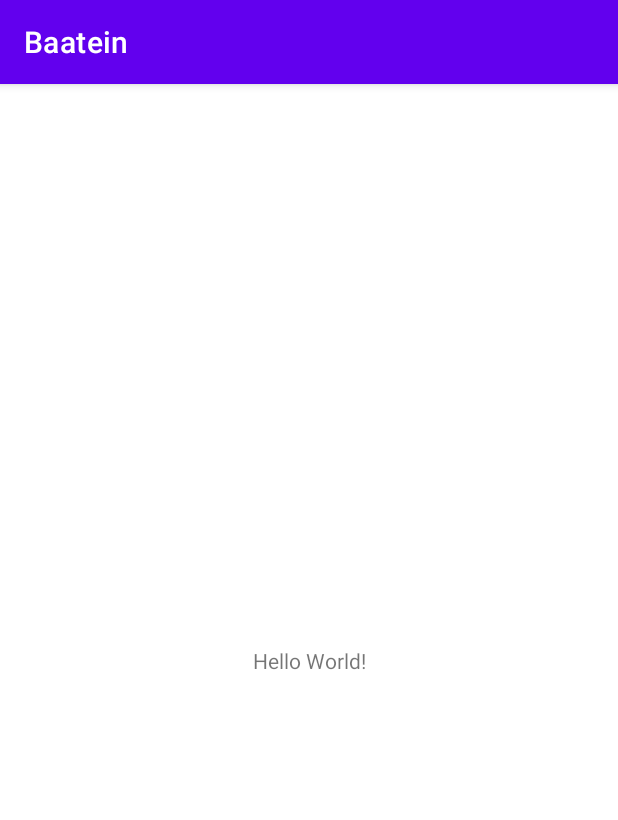
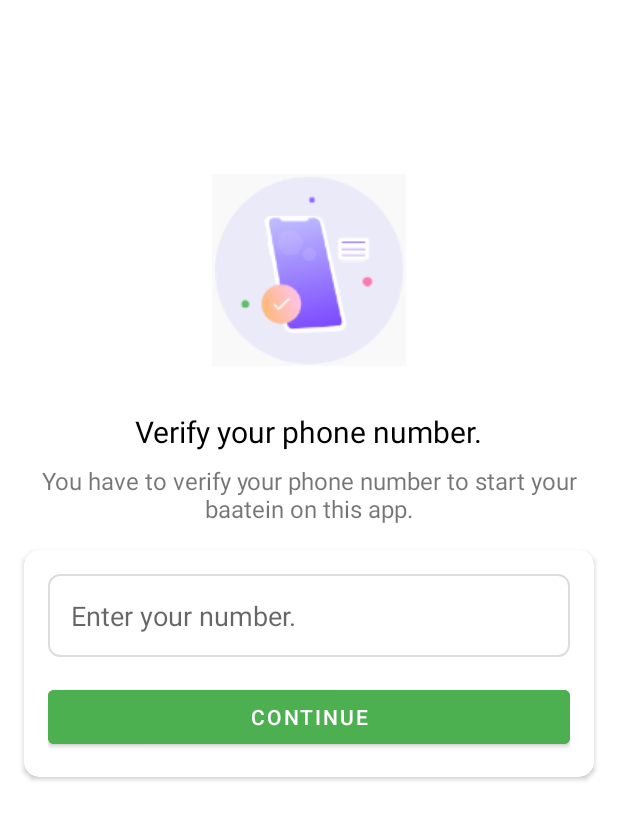
Before and after one commit to ayushman999/Baatein, an Android app: the screen it shows after launch (MainActivity before the commit, PhoneNumberActivity after it), on a phone screen of 412 x 824 dp. Shown: the top 820 px of the screen. Run offline under Robolectric (Android 15) with nearby library versions, the phone set to English and light mode, and no system bars.

Commit message:
added otp verification and setup profile

```diff
--- a/app/build.gradle
+++ b/app/build.gradle
@@ -6,7 +6,9 @@ plugins {
 android {
     compileSdkVersion 30
     buildToolsVersion "30.0.3"
-
+    buildFeatures{
+        viewBinding true
+    }
     defaultConfig {
         applicationId "com.ayushman999.baatein"
         minSdkVersion 21
@@ -35,7 +37,16 @@ dependencies {
     implementation 'com.google.android.material:material:1.4.0'
     implementation 'androidx.constraintlayout:constraintlayout:2.0.4'
     implementation 'com.google.firebase:firebase-analytics:19.0.0'
+    implementation platform('com.google.firebase:firebase-bom:28.3.0')
+
+    implementation 'com.google.firebase:firebase-auth:21.0.1'
+    implementation 'com.google.firebase:firebase-database:20.0.1'
+    implementation 'com.google.firebase:firebase-storage:20.0.0'
     testImplementation 'junit:junit:4.+'
     androidTestImplementation 'androidx.test.ext:junit:1.1.3'
     androidTestImplementation 'androidx.test.espresso:espresso-core:3.4.0'
+    implementation 'com.github.mukeshsolanki:android-otpview-pinview:2.1.2'
+    implementation 'de.hdodenhof:circleimageview:3.1.0'
+
+
 }
--- a/app/src/main/AndroidManifest.xml
+++ b/app/src/main/AndroidManifest.xml
@@ -9,14 +9,16 @@
         android:roundIcon="@mipmap/ic_launcher_round"
         android:supportsRtl="true"
         android:theme="@style/Theme.Baatein">
-        <activity android:name=".PhoneNumberActivity"></activity>
-        <activity android:name=".MainActivity">
+        <activity android:name=".SetupProfileActivity"></activity>
+        <activity android:name=".OTPActivity" />
+        <activity android:name=".PhoneNumberActivity">
             <intent-filter>
                 <action android:name="android.intent.action.MAIN" />
 
                 <category android:name="android.intent.category.LAUNCHER" />
             </intent-filter>
         </activity>
+        <activity android:name=".MainActivity" />
     </application>
 
 </manifest>
--- a/app/src/main/java/com/ayushman999/baatein/PhoneNumberActivity.java
+++ b/app/src/main/java/com/ayushman999/baatein/PhoneNumberActivity.java
@@ -2,13 +2,24 @@ package com.ayushman999.baatein;
 
 import androidx.appcompat.app.AppCompatActivity;
 
+import android.content.Intent;
 import android.os.Bundle;
 
+import com.ayushman999.baatein.databinding.ActivityPhoneNumberBinding;
+
 public class PhoneNumberActivity extends AppCompatActivity {
-
+    ActivityPhoneNumberBinding binding;
     @Override
     protected void onCreate(Bundle savedInstanceState) {
         super.onCreate(savedInstanceState);
         setContentView(R.layout.activity_phone_number);
+        getSupportActionBar().hide();
+        binding=ActivityPhoneNumberBinding.inflate(getLayoutInflater());
+        setContentView(binding.getRoot());
+        binding.continueNumber.setOnClickListener(v->{
+            Intent transfer=new Intent(PhoneNumberActivity.this,OTPActivity.class);
+            transfer.putExtra("Phone",binding.enterNumber.getText().toString().trim());
+            startActivity(transfer);
+        });
     }
 }
--- a/app/src/main/res/layout/activity_phone_number.xml
+++ b/app/src/main/res/layout/activity_phone_number.xml
@@ -1,15 +1,81 @@
 <?xml version="1.0" encoding="utf-8"?>
-<RelativeLayout xmlns:android="http://schemas.android.com/apk/res/android"
+<androidx.constraintlayout.widget.ConstraintLayout xmlns:android="http://schemas.android.com/apk/res/android"
     xmlns:app="http://schemas.android.com/apk/res-auto"
     xmlns:tools="http://schemas.android.com/tools"
     android:layout_width="match_parent"
     android:layout_height="match_parent"
     tools:context=".PhoneNumberActivity">
-    <TextView
+
+    <ImageView
+        android:id="@+id/imageView"
         android:layout_width="wrap_content"
         android:layout_height="wrap_content"
-        android:text="testing"
+        android:layout_marginTop="116dp"
+        app:layout_constraintEnd_toEndOf="parent"
+        app:layout_constraintStart_toStartOf="parent"
+        app:layout_constraintTop_toTopOf="parent"
+        app:srcCompat="@drawable/mobile_auth" />
+
+    <TextView
+        android:id="@+id/textView"
+        android:layout_width="wrap_content"
+        android:layout_height="wrap_content"
+        android:layout_marginTop="30dp"
+        android:text="Verify your phone number."
+        android:textColor="@color/black"
         android:textSize="20sp"
-        />
+        app:layout_constraintEnd_toEndOf="@+id/imageView"
+        app:layout_constraintStart_toStartOf="@+id/imageView"
+        app:layout_constraintTop_toBottomOf="@+id/imageView" />
 
-</RelativeLayout>
+    <TextView
+        android:id="@+id/textView2"
+        android:layout_width="383dp"
+        android:layout_height="41dp"
+        android:layout_marginStart="10dp"
+        android:layout_marginTop="8dp"
+        android:layout_marginEnd="10dp"
+        android:gravity="center"
+        android:text="You have to verify your phone number to start your baatein on this app."
+        android:textSize="16sp"
+        app:layout_constraintEnd_toEndOf="@+id/textView"
+        app:layout_constraintStart_toStartOf="@+id/textView"
+        app:layout_constraintTop_toBottomOf="@+id/textView" />
+
+    <androidx.cardview.widget.CardView
+        android:layout_width="0dp"
+        android:layout_height="wrap_content"
+        android:layout_marginStart="16dp"
+        android:layout_marginTop="16dp"
+        android:layout_marginEnd="16dp"
+        app:cardCornerRadius="10dp"
+        app:layout_constraintEnd_toEndOf="parent"
+        app:layout_constraintStart_toStartOf="parent"
+        app:layout_constraintTop_toBottomOf="@+id/textView2">
+
+        <LinearLayout
+            android:layout_width="match_parent"
+            android:layout_height="match_parent"
+            android:layout_margin="16dp"
+            android:orientation="vertical">
+
+            <EditText
+                android:id="@+id/enter_number"
+                android:layout_width="match_parent"
+                android:layout_height="wrap_content"
+                android:background="@drawable/textbox_outline"
+                android:ems="10"
+                android:hint="Enter your number."
+                android:inputType="phone"
+                android:padding="15dp" />
+
+            <Button
+                android:id="@+id/continue_number"
+                android:layout_width="match_parent"
+                android:layout_height="wrap_content"
+                android:layout_marginTop="16dp"
+                android:backgroundTint="#4CAF50"
+                android:text="Continue" />
+        </LinearLayout>
+    </androidx.cardview.widget.CardView>
+</androidx.constraintlayout.widget.ConstraintLayout>
--- a/app/src/main/res/values/colors.xml
+++ b/app/src/main/res/values/colors.xml
@@ -7,4 +7,6 @@
     <color name="teal_700">#FF018786</color>
     <color name="black">#FF000000</color>
     <color name="white">#FFFFFFFF</color>
+    <color name="greenDark">#135a25</color>
+    <color name="grey">#E6E4E4</color>
 </resources>
--- a/app/src/main/res/values/strings.xml
+++ b/app/src/main/res/values/strings.xml
@@ -1,3 +1,5 @@
 <resources>
     <string name="app_name">Baatein</string>
+    <string name="profile_desc">Please set your name and an optional profile image</string>
+    <string name="enter_your_name">Enter your name.</string>
 </resources>
--- a/app/src/main/res/values/themes.xml
+++ b/app/src/main/res/values/themes.xml
@@ -2,8 +2,8 @@
     <!-- Base application theme. -->
     <style name="Theme.Baatein" parent="Theme.MaterialComponents.DayNight.DarkActionBar">
         <!-- Primary brand color. -->
-        <item name="colorPrimary">@color/purple_500</item>
-        <item name="colorPrimaryVariant">@color/purple_700</item>
+        <item name="colorPrimary">@color/greenDark</item>
+        <item name="colorPrimaryVariant">#4CAF50</item>
         <item name="colorOnPrimary">@color/white</item>
         <!-- Secondary brand color. -->
         <item name="colorSecondary">@color/teal_200</item>
--- a/build.gradle
+++ b/build.gradle
@@ -17,6 +17,7 @@ allprojects {
     repositories {
         google()
         jcenter()
+        maven { url "https://jitpack.io" }
     }
 }
 
```
